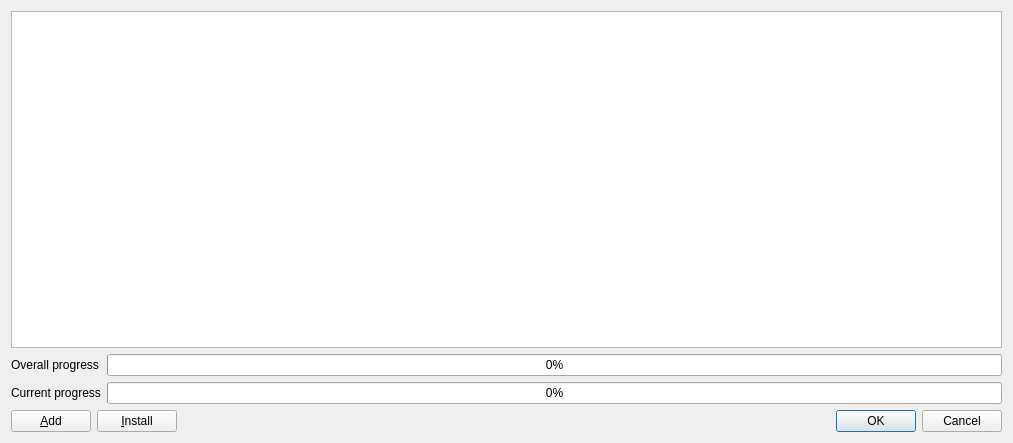
Old version of the form src/GameInstallDialog.ui in the repository brainstream/OPL-PC-Tools.
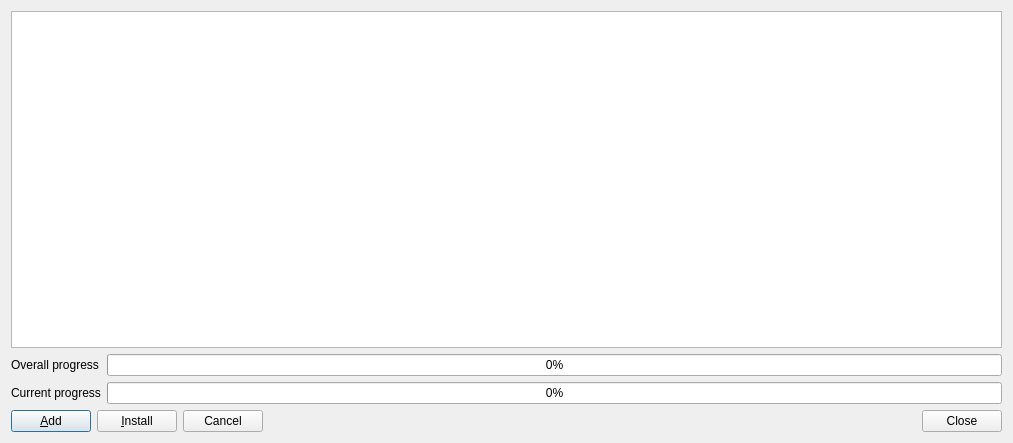
New version of the form.

Commit message: GameInstallDialog has been improved

Diff of the .ui file:
```diff
--- a/src/GameInstallDialog.ui
+++ b/src/GameInstallDialog.ui
@@ -76,12 +76,29 @@
       </widget>
      </item>
      <item>
-      <widget class="QDialogButtonBox" name="mp_buttonbox">
+      <widget class="QPushButton" name="mp_btn_cancel">
+       <property name="text">
+        <string>Cancel</string>
+       </property>
+      </widget>
+     </item>
+     <item>
+      <spacer name="horizontalSpacer">
        <property name="orientation">
         <enum>Qt::Horizontal</enum>
        </property>
-       <property name="standardButtons">
-        <set>QDialogButtonBox::Cancel|QDialogButtonBox::Ok</set>
+       <property name="sizeHint" stdset="0">
+        <size>
+         <width>40</width>
+         <height>20</height>
+        </size>
+       </property>
+      </spacer>
+     </item>
+     <item>
+      <widget class="QPushButton" name="mp_btn_ok">
+       <property name="text">
+        <string>Close</string>
        </property>
       </widget>
      </item>
```
Left out of the diff: 66 changed lines with no effect on the pictures. The commit also changes 4 other files.
